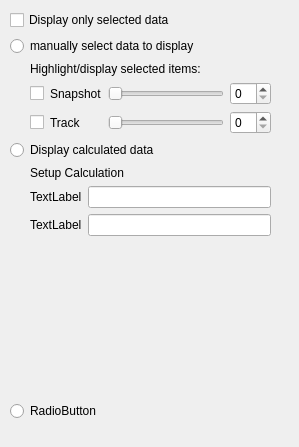
Qt form pqSQLiteReaderPanel.ui (corbett/parastro) before a commit.
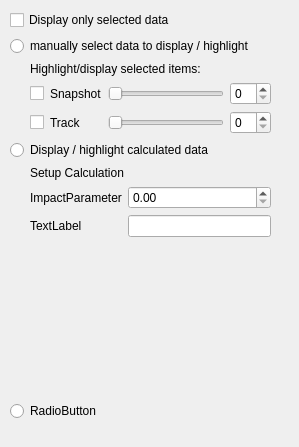
The same form after that commit.

Commit message: rafik: (backup commit) added collision detection, fixed/added several gui elements, structre of selectional pointdisplay todo: - crashes when changing parameters... 1. run works - check with big data - pointselection for display - optimizing of collision detection..

The edit to the form file:
```diff
--- a/pqSQLiteReaderPanel.ui
+++ b/pqSQLiteReaderPanel.ui
@@ -33,7 +33,7 @@
     <item>
      <widget class="QRadioButton" name="DisplaySelected">
       <property name="text">
-       <string>manually select data to display</string>
+       <string>manually select data to display / highlight</string>
       </property>
      </widget>
     </item>
@@ -139,7 +139,7 @@
     <item>
      <widget class="QRadioButton" name="DisplayCalculated">
       <property name="text">
-       <string>Display calculated data</string>
+       <string>Display / highlight calculated data</string>
       </property>
      </widget>
     </item>
@@ -175,13 +175,10 @@
           <item row="0" column="0">
            <widget class="QLabel" name="label_9">
             <property name="text">
-             <string>TextLabel</string>
+             <string>ImpactParameter</string>
             </property>
            </widget>
           </item>
-          <item row="0" column="1">
-           <widget class="QLineEdit" name="lineEdit_3"/>
-          </item>
           <item row="1" column="0">
            <widget class="QLabel" name="label_10">
             <property name="text">
@@ -192,6 +189,9 @@
           <item row="1" column="1">
            <widget class="QLineEdit" name="lineEdit_4"/>
           </item>
+          <item row="0" column="1">
+           <widget class="QDoubleSpinBox" name="CalculationImpactParameter"/>
+          </item>
          </layout>
         </item>
        </layout>
```
The commit also changes 3 other files.
